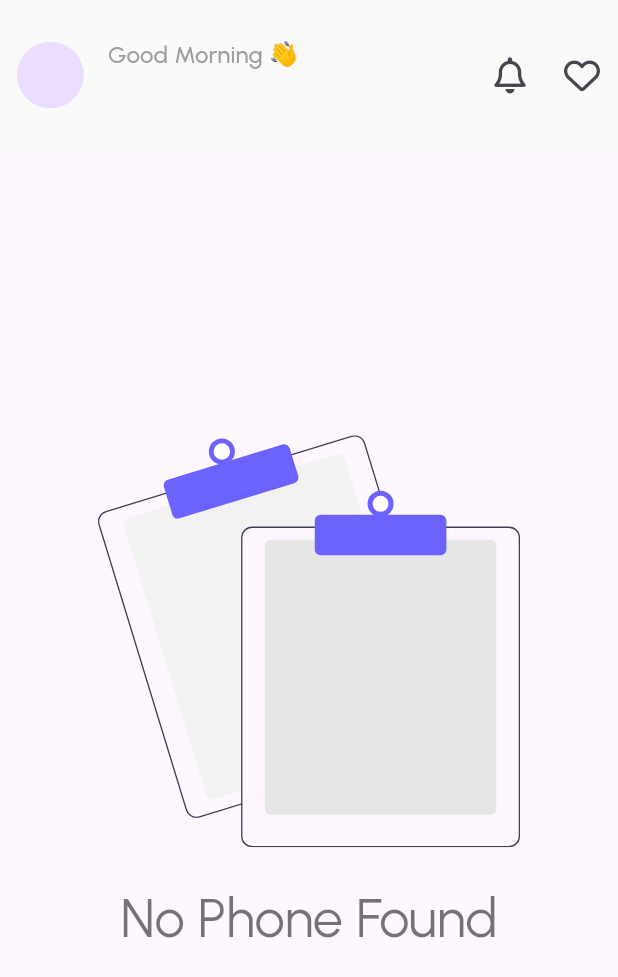
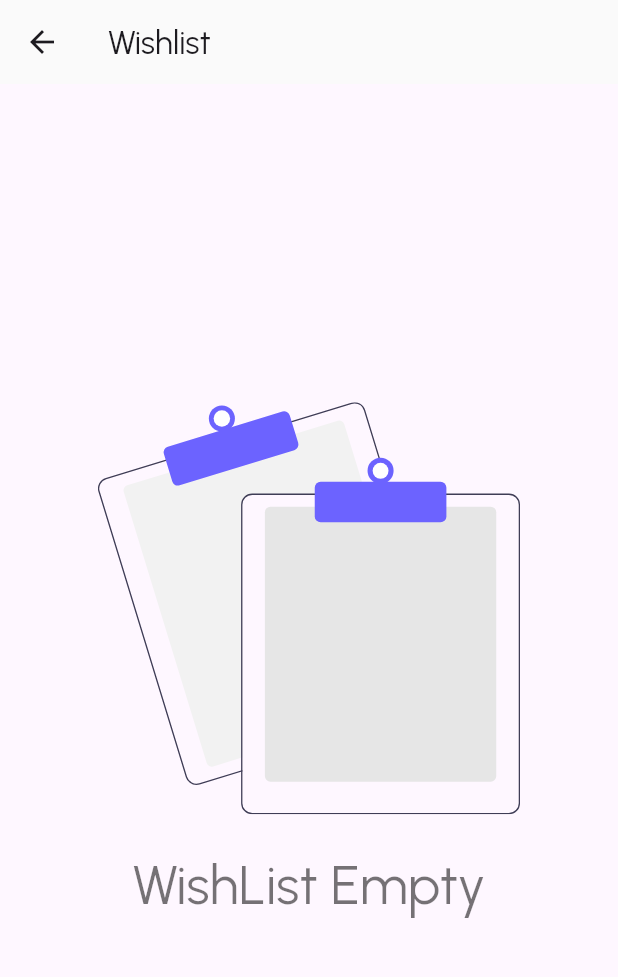
Before and after one commit to Nabil-Bil/gphone, a Flutter app: the HomeScreen screen opened directly, after a tap on an icon or button, on a phone screen of 412 x 824 dp. Shown: the top 977 px of the screen. Run offline on Flutter 3.47's test engine with Material 2 defaults, Android fonts, the phone set to English and light mode, and no system bars; our stand-ins replace cloud_firestore, firebase_auth, firebase_core, firebase_storage, flutter_svg, font_awesome_flutter and 5 more; missing offline and left inert: flutter_facebook_auth, form_validation; accounts and stored records are empty.

Commit message:
Favorites Features Completed

```diff
--- a/lib/main.dart
+++ b/lib/main.dart
@@ -8,6 +8,7 @@ import 'package:google_fonts/google_fonts.dart';
 import 'package:gphone/src/helpers/auth_service.dart';
 import 'package:firebase_core/firebase_core.dart';
 import 'package:gphone/src/screens/auth_screen.dart';
+import 'package:gphone/src/screens/favorites_list_screen.dart';
 import 'package:gphone/src/screens/onboarding_screen.dart';
 import 'package:shared_preferences/shared_preferences.dart';
 import 'firebase_options.dart';
@@ -115,6 +116,7 @@ class MyApp extends StatelessWidget {
           !showHome ? const OnboardingScreen() : AuthService.handleAuthState(),
       routes: {
         AuthScreen.routeName: (context) => AuthScreen(),
+        FavoriteListScreen.routeName: (context) => const FavoriteListScreen()
       },
     );
   }
--- /dev/null
+++ b/lib/src/screens/favorites_list_screen.dart
@@ -0,0 +1,51 @@
+import 'package:cloud_firestore/cloud_firestore.dart';
+import 'package:firebase_auth/firebase_auth.dart';
+import 'package:flutter/material.dart';
+import 'package:gphone/src/widgets/phone_list.dart';
+
+import '../widgets/no_data.dart';
+
+class FavoriteListScreen extends StatelessWidget {
+  static const String routeName = '/favoritesList';
+  const FavoriteListScreen({Key? key}) : super(key: key);
+
+  @override
+  Widget build(BuildContext context) {
+    return Scaffold(
+      appBar: AppBar(
+        title: const Text("Wishlist"),
+      ),
+      body: StreamBuilder<QuerySnapshot<Map<String, dynamic>>>(
+          stream: FirebaseFirestore.instance
+              .collection("users")
+              .doc(FirebaseAuth.instance.currentUser!.uid)
+              .collection('favorites')
+              .snapshots(),
+          builder: (context, querySnapshot) {
+            if (querySnapshot.connectionState == ConnectionState.waiting) {
+              return const Center(
+                child: CircularProgressIndicator(),
+              );
+            }
+            List<String> phonesId = [];
+            if (querySnapshot.data != null) {
+              for (var phone in querySnapshot.data!.docs) {
+                phonesId.add(phone.id);
+              }
+            }
+            if (phonesId.isEmpty) {
+              return const NoData(
+                illustrationPath: 'assets/illustrations/noData.svg',
+                text: "WishList Empty",
+              );
+            }
+            return SingleChildScrollView(
+              child: PhoneList(
+                key: UniqueKey(),
+                data: phonesId,
+              ),
+            );
+          }),
+    );
+  }
+}
--- a/lib/src/screens/home_screen.dart
+++ b/lib/src/screens/home_screen.dart
@@ -1,11 +1,11 @@
 import 'package:cloud_firestore/cloud_firestore.dart';
 import 'package:firebase_auth/firebase_auth.dart';
 import 'package:flutter/material.dart';
-import 'package:flutter_svg/flutter_svg.dart';
 import 'package:font_awesome_flutter/font_awesome_flutter.dart';
+import 'package:gphone/src/screens/favorites_list_screen.dart';
 import 'package:gphone/src/widgets/custom_text_form_field.dart';
+import 'package:gphone/src/widgets/no_data.dart';
 
-import '../models/phone.dart';
 import '../widgets/phone_list.dart';
 
 class HomeScreen extends StatefulWidget {
@@ -16,7 +16,7 @@ class HomeScreen extends StatefulWidget {
 }
 
 class _HomeScreenState extends State<HomeScreen> {
-  final List<Phone> _phoneDataList = [];
+  final List<String> _phoneDataList = [];
   final TextEditingController _controller = TextEditingController();
   @override
   Widget build(BuildContext context) {
@@ -68,13 +68,16 @@ class _HomeScreenState extends State<HomeScreen> {
               icon: const Icon(FontAwesomeIcons.bell),
             ),
             IconButton(
-              onPressed: () {},
+              onPressed: () {
+                Navigator.of(context).pushNamed(FavoriteListScreen.routeName);
+              },
               icon: const Icon(FontAwesomeIcons.heart),
             ),
           ],
         ),
-        body: FutureBuilder<QuerySnapshot<Map<String, dynamic>>>(
-            future: FirebaseFirestore.instance.collection('/phones').get(),
+        body: StreamBuilder<QuerySnapshot<Map<String, dynamic>>>(
+            stream:
+                FirebaseFirestore.instance.collection('/phones').snapshots(),
             builder: (BuildContext context, snaphot) {
               if (snaphot.connectionState == ConnectionState.waiting) {
                 return const Center(
@@ -84,33 +87,15 @@ class _HomeScreenState extends State<HomeScreen> {
 
               final data = snaphot.data!.docs;
               for (var phone in data) {
-                final phoneData = phone.data();
-                _phoneDataList.add(Phone(
-                  id: phone.id,
-                  name: phoneData['name'],
-                  imageUrl: phoneData['imageUrl'],
-                  rate:
-                      double.parse(phoneData['description']['rate'].toString()),
-                  price: double.parse(
-                      phoneData['description']['price'].toString()),
-                ));
+                _phoneDataList.add(phone.id);
               }
               return _phoneDataList.isEmpty
-                  ? Center(
-                      child: Column(
-                        mainAxisAlignment: MainAxisAlignment.center,
-                        children: [
-                          SvgPicture.asset(
-                            "assets/illustrations/noData.svg",
-                            height: MediaQuery.of(context).size.height / 3,
-                          ),
-                          const SizedBox(height: 25),
-                          Text("No Phone Found",
-                              style: Theme.of(context).textTheme.displaySmall),
-                        ],
-                      ),
+                  ? const NoData(
+                      illustrationPath: "assets/illustrations/noData.svg",
+                      text: "No Phone Found",
                     )
                   : RefreshIndicator(
+                      color: Colors.black,
                       onRefresh: () {
                         setState(() {});
                         return Future.delayed(Duration.zero);
--- /dev/null
+++ b/lib/src/widgets/no_data.dart
@@ -0,0 +1,28 @@
+import 'package:flutter/material.dart';
+import 'package:flutter_svg/svg.dart';
+
+class NoData extends StatelessWidget {
+  final String illustrationPath;
+  final String? text;
+  const NoData({Key? key, required this.illustrationPath, this.text})
+      : super(key: key);
+
+  @override
+  Widget build(BuildContext context) {
+    return Center(
+      child: Column(
+        mainAxisAlignment: MainAxisAlignment.center,
+        children: [
+          SvgPicture.asset(
+            illustrationPath,
+            height: MediaQuery.of(context).size.height / 3,
+          ),
+          const SizedBox(height: 25),
+          text == null
+              ? Container()
+              : Text(text!, style: Theme.of(context).textTheme.displaySmall),
+        ],
+      ),
+    );
+  }
+}
```
Also changed, not shown: lib/src/helpers/phone_service.dart (+9 -0 lines), lib/src/models/phone.dart (+20 -0 lines), lib/src/widgets/phone_list.dart (+64 -10 lines), lib/src/widgets/phone_list_item.dart (+9 -4 lines).
